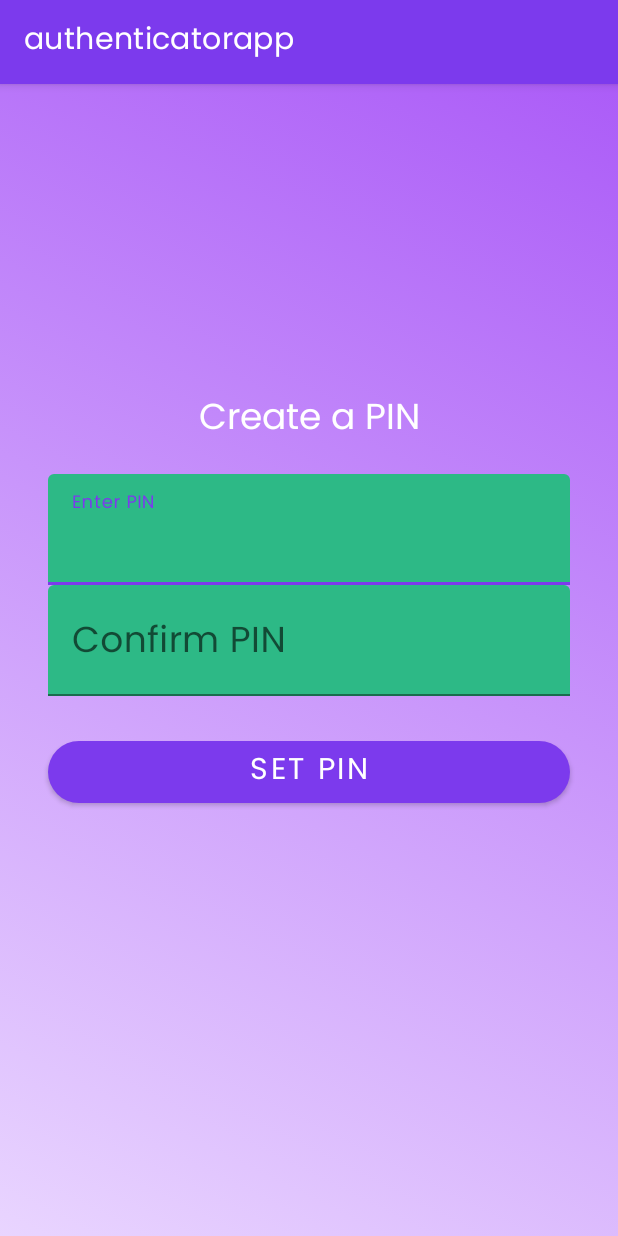
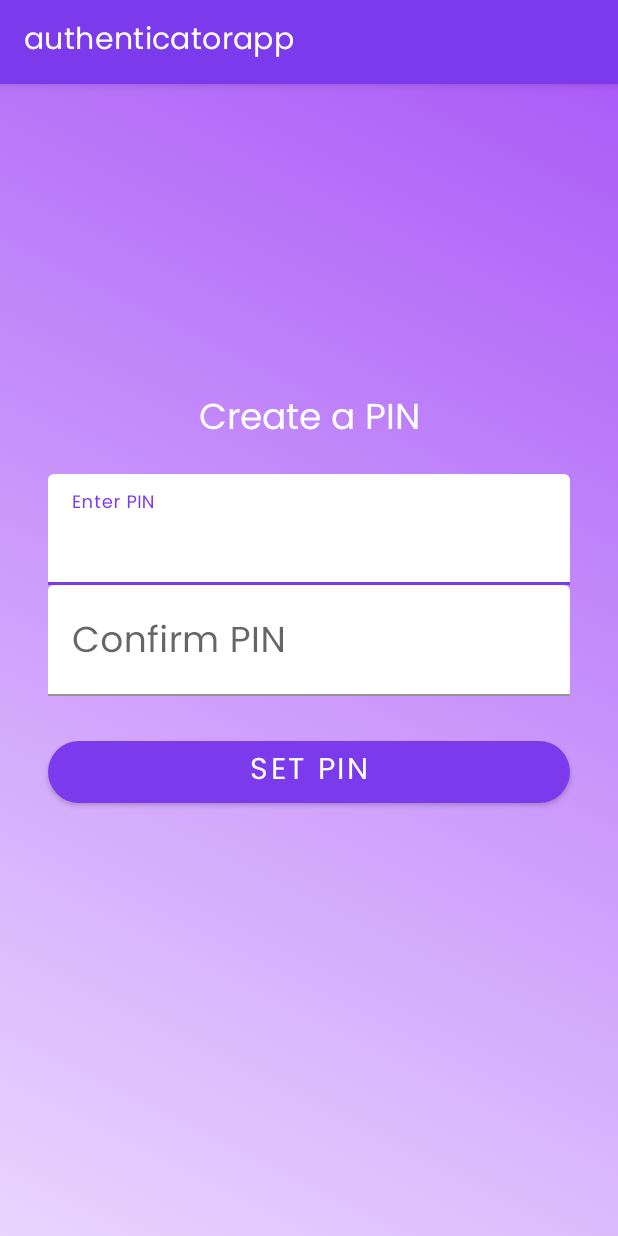
Before and after one commit to ssloth1/securetouch-demo, an Android app: the PinSetupActivity screen opened directly, with no data from a screen before it, on a phone screen of 412 x 824 dp. Run offline under Robolectric (Android 15) with nearby library versions, the phone set to English and light mode, and no system bars.

Commit message:
Fixing Background Colors For Pin Entry

```diff
--- a/android/app/src/main/res/layout/activity_pin_setup.xml
+++ b/android/app/src/main/res/layout/activity_pin_setup.xml
@@ -27,6 +27,7 @@
         android:layout_height="wrap_content"
         android:layout_marginStart="32dp"
         android:layout_marginEnd="32dp"
+        app:boxBackgroundColor="@color/white"
         app:layout_constraintStart_toStartOf="parent"
         app:layout_constraintEnd_toEndOf="parent"
         app:layout_constraintTop_toBottomOf="@+id/tv_pinPrompt"
@@ -49,6 +50,7 @@
         android:layout_height="wrap_content"
         android:layout_marginStart="32dp"
         android:layout_marginEnd="32dp"
+        app:boxBackgroundColor="@color/white"
         app:layout_constraintStart_toStartOf="parent"
         app:layout_constraintEnd_toEndOf="parent"
         app:layout_constraintTop_toBottomOf="@+id/textInputLayoutPin"
```
